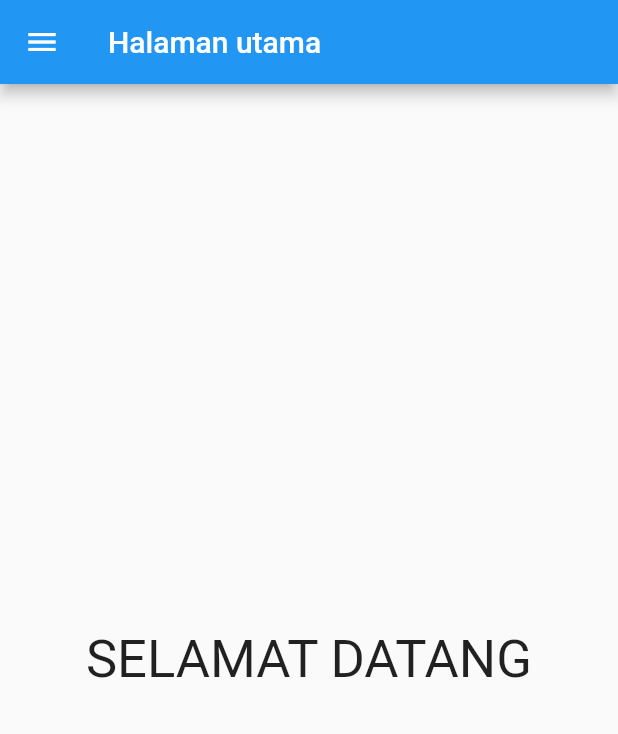
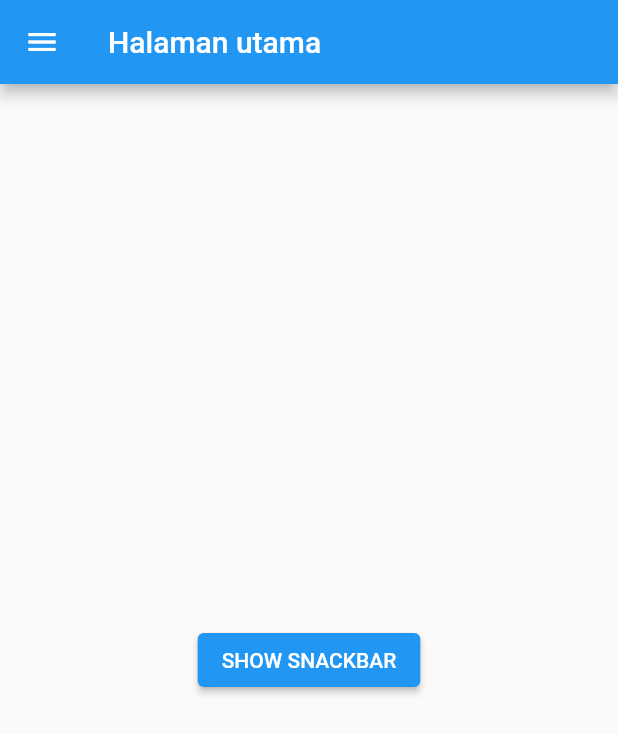
Before and after one commit to Haikal-rizki/aplikasi_flutter_pertamaku, a Flutter app: the screen it shows after launch, on a phone screen of 412 x 824 dp. Shown: the top 734 px of the screen. Run offline on Flutter 3.47's test engine with Material 2 defaults, Android fonts, the phone set to English and light mode, and no system bars.

Commit message:
Tugas uas

```diff
--- a/lib/main.dart
+++ b/lib/main.dart
@@ -85,14 +85,17 @@ class NavigatorDrawer extends StatelessWidget {
             )
           ]),
         ),
-      body: const Center(
-        child: Text(
-          "SELAMAT DATANG",
-          style: TextStyle(
-            fontSize: 35,
-          ),
-        ),
+        body: Center(
+          child: ElevatedButton(
+            onPressed: () {
+              ScaffoldMessenger.of(context).showSnackBar(
+                SnackBar(
+                  content: Text("INI HALAMAN UTAMA"),
                 ),
               );
+            },
+            child: Text("SHOW SNACKBAR"),
+          ),
+        ));
   }
 }
```
Also changed, not shown: lib/Ui/produk_form.dart (+9 -0 lines). Lines whose indentation alone changed are shown as unchanged.
